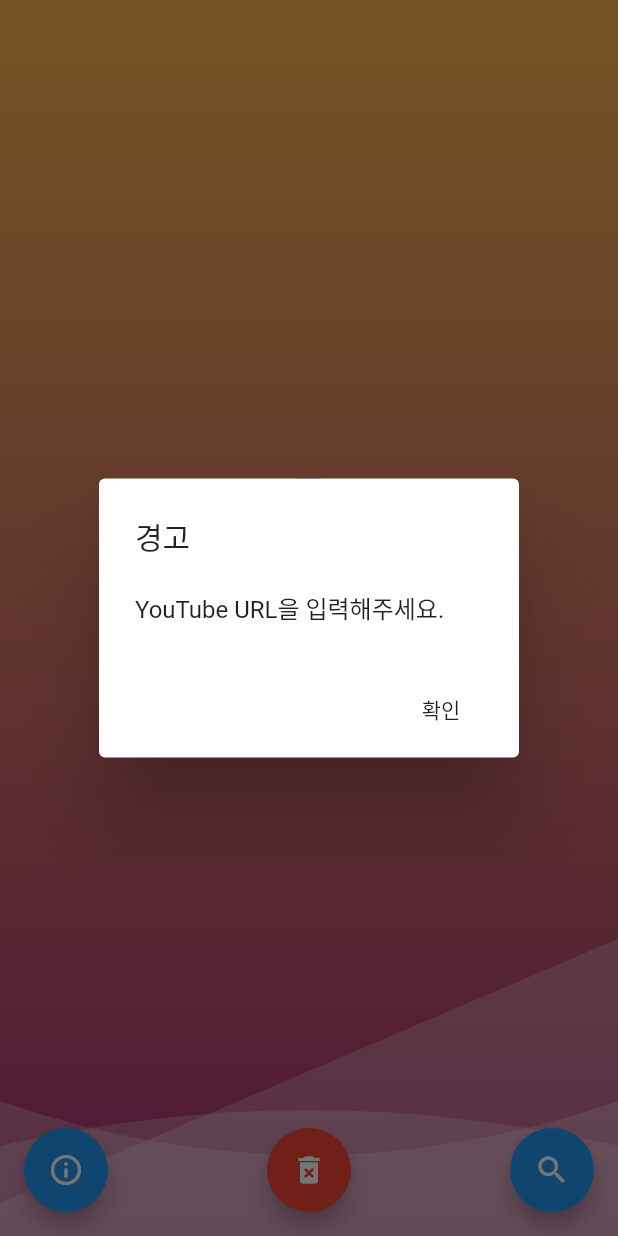
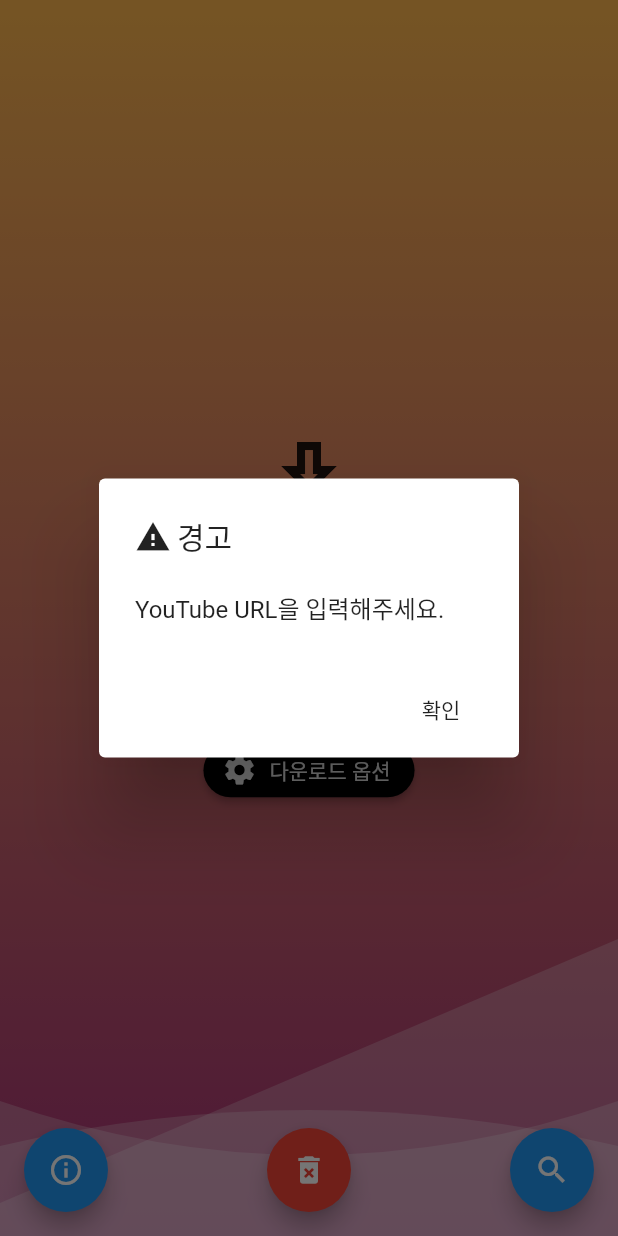
Before and after one commit to aroxu/Youtility, a Flutter app: the screen it shows after launch, after a tap on the "search" icon, on a phone screen of 412 x 824 dp. Run offline on Flutter 3.47's test engine with Material 2 defaults, Android fonts, the phone set to English and light mode, and no system bars; our stand-ins replace flutter_phoenix, package_info, simple_animations, supercharged; missing offline and left inert: clippy, file_chooser, flutter_ffmpeg, process_run, window_size, youtube_explode_dart.

Commit message:
DownloadOption - UI part is almost done.

```diff
--- a/lib/ui/content.dart
+++ b/lib/ui/content.dart
@@ -3,10 +3,11 @@ import 'dart:math';
 
 import 'package:Youtility/ui/animatedBackground.dart';
 import 'package:Youtility/ui/animatedWave.dart';
+import 'package:Youtility/ui/downloadOption.dart';
 import 'package:Youtility/utils/checkFFmpeg.dart';
 import 'package:Youtility/utils/fileChooser.dart';
 import 'package:Youtility/utils/logMessage.dart';
-import 'package:Youtility/utils/mergeAudioAndVideo.dart';
+import 'package:Youtility/utils/encoder.dart';
 import 'package:Youtility/utils/mobileFFmpegManager.dart';
 import 'package:flutter/material.dart';
 import 'package:Youtility/global.dart' as global;
@@ -46,7 +47,13 @@ class _ContentState extends State<Content> {
       );
 
       AlertDialog alert = AlertDialog(
-        title: Text("오류"),
+        title: Row(children: [
+          Icon(Icons.error),
+          Padding(
+            padding: EdgeInsets.only(right: 4),
+          ),
+          Text("오류"),
+        ]),
         // ignore: unnecessary_brace_in_string_interps
         content: Text("URL을 열 수 없습니다. 브라우저에서 ${url}을 열어주세요."),
         actions: [
@@ -158,6 +165,44 @@ class _ContentState extends State<Content> {
                                 style: TextStyle(fontSize: 24),
                               ),
                   ),
+                  RaisedButton.icon(
+                    icon: Icon(Icons.settings),
+                    label: Text("다운로드 옵션"),
+                    shape: RoundedRectangleBorder(
+                      borderRadius: BorderRadius.circular(18.0),
+                    ),
+                    textColor: Colors.white,
+                    color: Colors.black,
+                    onPressed: () {
+                      Widget okButton = FlatButton(
+                        child: Text("확인"),
+                        onPressed: () {
+                          Navigator.pop(context);
+                        },
+                      );
+
+                      AlertDialog alert = AlertDialog(
+                        title: Row(children: [
+                          Icon(Icons.settings),
+                          Padding(
+                            padding: EdgeInsets.only(right: 4),
+                          ),
+                          Text("다운로드 옵션"),
+                        ]),
+                        content: DownloadOption(),
+                        actions: [
+                          okButton,
+                        ],
+                      );
+                      return showDialog(
+                        context: context,
+                        barrierDismissible: false,
+                        builder: (BuildContext context) {
+                          return alert;
+                        },
+                      );
+                    },
+                  )
                 ],
               ),
             ),
@@ -199,8 +244,45 @@ class _ContentState extends State<Content> {
                         );
 
                         AlertDialog alert = AlertDialog(
-                          title: Text("경고"),
+                          title: Row(children: [
+                            Icon(Icons.warning),
+                            Padding(
+                              padding: EdgeInsets.only(right: 4),
+                            ),
+                            Text("경고"),
+                          ]),
                           content: Text("YouTube URL을 입력해주세요."),
+                          actions: [
+                            okButton,
+                          ],
+                        );
+
+                        return showDialog(
+                          context: context,
+                          barrierDismissible: false,
+                          builder: (BuildContext context) {
+                            return alert;
+                          },
+                        );
+                      }
+
+                      if (!global.isJobDone) {
+                        Widget okButton = FlatButton(
+                          child: Text("확인"),
+                          onPressed: () {
+                            Navigator.pop(context);
+                          },
+                        );
+
+                        AlertDialog alert = AlertDialog(
+                          title: Row(children: [
+                            Icon(Icons.warning),
+                            Padding(
+                              padding: EdgeInsets.only(right: 4),
+                            ),
+                            Text("경고"),
+                          ]),
+                          content: Text("작업이 진행중입니다. 작업이 완료된 후 다시 시도해주세요."),
                           actions: [
                             okButton,
                           ],
@@ -238,7 +320,13 @@ class _ContentState extends State<Content> {
                         );
 
                         AlertDialog alert = AlertDialog(
-                          title: Text("경고"),
+                          title: Row(children: [
+                            Icon(Icons.warning),
+                            Padding(
+                              padding: EdgeInsets.only(right: 4),
+                            ),
+                            Text("경고"),
+                          ]),
                           content: Text(
                               "FFmpeg가 발견되지 않아, 영상을 다운로드 하고 변환할 수 없습니다. 계속 하시겠습니까?"),
                           actions: [
@@ -261,30 +349,6 @@ class _ContentState extends State<Content> {
 
                       if (!ffmpegChecked) return;
 
-                      if (!global.isJobDone) {
-                        Widget okButton = FlatButton(
-                          child: Text("확인"),
-                          onPressed: () {
-                            Navigator.pop(context);
-                          },
-                        );
-
-                        AlertDialog alert = AlertDialog(
-                          title: Text("경고"),
-                          content: Text("작업이 진행중입니다. 작업이 완료된 후 다시 시도해주세요."),
-                          actions: [
-                            okButton,
-                          ],
-                        );
-
-                        return showDialog(
-                          context: context,
-                          barrierDismissible: false,
-                          builder: (BuildContext context) {
-                            return alert;
-                          },
-                        );
-                      }
                       global.isJobDone = false;
 
                       try {
@@ -297,7 +361,7 @@ class _ContentState extends State<Content> {
                               ),
                             ],
                           ),
-                          Duration(milliseconds: 5000),
+                          Duration(milliseconds: 2500),
                         );
                         var yt = YoutubeExplode();
                         var id = VideoId(youtubeURL.text.trim());
@@ -319,7 +383,7 @@ class _ContentState extends State<Content> {
                               ),
                             ],
                           ),
-                          Duration(milliseconds: 5000),
+                          Duration(milliseconds: 2500),
                         );
                         updateLogMessage(
                             "Found Video ${target.title}, Duration: ${target.duration.toString().split(".")[0]}");
@@ -331,13 +395,12 @@ class _ContentState extends State<Content> {
                         var audio = manifest.audioOnly.withHighestBitrate();
                         updateLogMessage("Audio Target: $audio");
                         var audioStream = yt.videos.streamsClient.get(audio);
-                        updateLogMessage("Requesting directory permission...");
-                        final audioResult = await chooseFile(
-                            '${target.title}_audio.webm', '오디오 파일', ['webm']);
-                        if (!audioResult.canceled) {
+                        final destination = await chooseFile(
+                            '${target.title}.mp4', '비디오 파일', ['mp4']);
+                        if (!destination.canceled) {
                           updateLogMessage(
-                              "File Destination: ${audioResult.paths[0]}");
-                          audioFile = File(audioResult.paths[0]);
+                              "File Destination: ${destination.paths[0]}_audio.mp4");
+                          audioFile = File("${destination.paths[0]}_audio.mp4");
                           if (audioFile.existsSync()) {
                             audioFile.deleteSync();
                           }
@@ -379,28 +442,12 @@ class _ContentState extends State<Content> {
                                 Icon(Icons.file_download_done),
                                 SizedBox(width: 4),
                                 Flexible(
-                                  child: Text(
-                                      '${audioResult.paths[0]} 위치에 다운로드가 완료되었습니다.'),
+                                  child: Text('오디오 다운로드가 완료되었습니다.'),
                                 )
                               ],
                             ),
-                            Duration(milliseconds: 5000),
+                            Duration(milliseconds: 2500),
                           );
-                        } else {
-                          global.isJobDone = true;
-                          return _showSnackBar(
-                            Row(
-                              children: [
-                                Icon(Icons.cancel),
-                                SizedBox(width: 4),
-                                Flexible(
-                                  child: Text('다운로드가 취소되었습니다.'),
-                                )
-                              ],
-                            ),
-                            Duration(milliseconds: 5000),
-                          );
-                        }
                           for (var target
                               in manifest.videoOnly.sortByVideoQuality()) {
                             updateLogMessage("Found Video: $target");
@@ -416,19 +463,15 @@ class _ContentState extends State<Content> {
                                 .indexWhere((element) =>
                                     element.toString().contains("webm"));
                           }
-
                           var video =
                               manifest.videoOnly.sortByVideoQuality()[_video];
                           updateLogMessage("Video Target: $video");
 
                           var videoStream = yt.videos.streamsClient.get(video);
-                        updateLogMessage("Requesting directory permission...");
-                        final videoResult = await chooseFile(
-                            '${target.title}_video.webm', '비디오 파일', ['webm']);
-                        if (!videoResult.canceled) {
                           updateLogMessage(
-                              "File Destination: ${videoResult.paths[0]}");
-                          videoFile = File(videoResult.paths[0]);
+                              "File Destination: ${destination.paths[0]}_video.webm");
+                          videoFile =
+                              File("${destination.paths[0]}_video.webm");
                           if (videoFile.existsSync()) {
                             videoFile.deleteSync();
                           }
@@ -471,31 +514,12 @@ class _ContentState extends State<Content> {
                                 Icon(Icons.file_download_done),
                                 SizedBox(width: 4),
                                 Flexible(
-                                  child: Text(
-                                      '${videoResult.paths[0]} 위치에 다운로드가 완료되었습니다.'),
+                                  child: Text('비디오 다운로드가 완료되었습니다.'),
                                 ),
                               ],
                             ),
-                            Duration(milliseconds: 5000),
+                            Duration(milliseconds: 2500),
                           );
-                        } else {
-                          global.isJobDone = true;
-                          return _showSnackBar(
-                            Row(
-                              children: [
-                                Icon(Icons.cancel),
-                                SizedBox(width: 4),
-                                Flexible(
-                                  child: Text('다운로드가 취소되었습니다.'),
-                                )
-                              ],
-                            ),
-                            Duration(milliseconds: 5000),
-                          );
-                        }
-                        final mergeResult = await chooseFile(
-                            '${target.title}.mp4', '비디오 파일', ['mp4']);
-                        if (!mergeResult.canceled) {
                           _showSnackBar(
                             Row(
                               children: [
@@ -510,32 +534,17 @@ class _ContentState extends State<Content> {
                           );
                           updateLogMessage(
                               "Requesting directory permission...");
-                          var mergeFile = File(mergeResult.paths[0]);
+                          var mergeFile = File(destination.paths[0]);
                           if (mergeFile.existsSync()) {
                             mergeFile.deleteSync();
                           }
                           await audioOutput.close();
                           await videoOutput.close();
-                          var mergerResult = await mergeAudioAndVideo(
+                          var mergerResult = await encodeWithAudioAndVideo(
                               audioFile.path, videoFile.path, mergeFile.path);
                           if (!mergerResult[0]) {
                             updateLogMessage(
                                 "Failed to merge audio and video: ${mergerResult[1]}");
-                          }
-                        } else {
-                          global.isJobDone = true;
-                          return _showSnackBar(
-                            Row(
-                              children: [
-                                Icon(Icons.cancel),
-                                SizedBox(width: 4),
-                                Flexible(
-                                  child: Text('다운로드가 취소되었습니다.'),
-                                )
-                              ],
-                            ),
-                            Duration(milliseconds: 5000),
-                          );
                           }
                           global.isJobDone = true;
                           Widget okButton = FlatButton(
@@ -549,9 +558,15 @@ class _ContentState extends State<Content> {
                           );
 
                           AlertDialog alert = AlertDialog(
-                          title: Text("완료"),
+                            title: Row(children: [
+                              Icon(Icons.file_download_done),
+                              Padding(
+                                padding: EdgeInsets.only(right: 4),
+                              ),
+                              Text("완료"),
+                            ]),
                             content:
-                              Text("영상이 ${mergeResult.paths[0]}에 저장되었습니다."),
+                                Text("영상이 ${destination.paths[0]}에 저장되었습니다."),
                             actions: [
                               okButton,
                             ],
@@ -564,6 +579,21 @@ class _ContentState extends State<Content> {
                               return alert;
                             },
                           );
+                        } else {
+                          global.isJobDone = true;
+                          return _showSnackBar(
+                            Row(
+                              children: [
+                                Icon(Icons.cancel),
+                                SizedBox(width: 4),
+                                Flexible(
+                                  child: Text('다운로드가 취소되었습니다.'),
+                                )
+                              ],
+                            ),
+                            Duration(milliseconds: 2500),
+                          );
+                        }
                       } catch (e) {
                         updateLogMessage("Error Occured: $e");
                         Widget okButton = FlatButton(
@@ -581,7 +611,13 @@ class _ContentState extends State<Content> {
                                 .contains('Invalid YouTube video ID or URL') ==
                             true) {
                           alert = AlertDialog(
-                            title: Text("오류"),
+                            title: Row(children: [
+                              Icon(Icons.error),
+                              Padding(
+                                padding: EdgeInsets.only(right: 4),
+                              ),
+                              Text("오류"),
+                            ]),
                             content: Text("올바른 YouTube URL을 입력해주세요."),
                             actions: [
                               okButton,
@@ -590,7 +626,13 @@ class _ContentState extends State<Content> {
                         } else {
                           // set up the AlertDialog
                           alert = AlertDialog(
-                            title: Text("오류"),
+                            title: Row(children: [
+                              Icon(Icons.error),
+                              Padding(
+                                padding: EdgeInsets.only(right: 4),
+                              ),
+                              Text("오류"),
+                            ]),
                             content: Text("다운로드를 시도하는중 오류가 발생했습니다.\n$e"),
                             actions: [
                               okButton,
@@ -640,8 +682,11 @@ class _ContentState extends State<Content> {
                               }
                             } catch (e) {}
                             Navigator.pop(context);
+                            setState(() {
                               global.audioProgress = -1;
                               global.videoProgress = -1;
+                            });
+                            global.isJobDone = true;
                             Phoenix.rebirth(context);
                           },
                         );
@@ -653,7 +698,13 @@ class _ContentState extends State<Content> {
                         );
 
                         AlertDialog alert = AlertDialog(
-                          title: Text("확인"),
+                          title: Row(children: [
+                            Icon(Icons.priority_high),
+                            Padding(
+                              padding: EdgeInsets.only(right: 4),
+                            ),
+                            Text("확인"),
+                          ]),
                           content: Text("진행중인 작업을 중단하고 초기화 할까요?"),
                           actions: [
                             cancelButton,
@@ -697,7 +748,13 @@ class _ContentState extends State<Content> {
                         );
 
                         AlertDialog alert = AlertDialog(
-                          title: Text("정보"),
+                          title: Row(children: [
+                            Icon(Icons.info),
+                            Padding(
+                              padding: EdgeInsets.only(right: 4),
+                            ),
+                            Text("정보"),
+                          ]),
                           content: SingleChildScrollView(
                             child: Column(
                               mainAxisAlignment: MainAxisAlignment.start,
--- a/pubspec.yaml
+++ b/pubspec.yaml
@@ -23,7 +23,7 @@ environment:
 dependencies:
   flutter:
     sdk: flutter
-  youtube_explode_dart: ^1.5.2
+  youtube_explode_dart: ^1.6.1
   flutter_phoenix: ^0.1.0
   process_run: ^0.11.0+2
   simple_animations: ^2.2.2
```
Also changed, not shown: lib/global.dart (+17 -0 lines), lib/ui/downloadOption.dart (added, +257 -0 lines), lib/utils/checkFFmpeg.dart (+3 -5 lines), lib/utils/encoder.dart (added, +76 -0 lines), lib/utils/mergeAudioAndVideo.dart (deleted, +0 -36 lines), pubspec.lock, 1 other file. Lines whose indentation alone changed are shown as unchanged.
